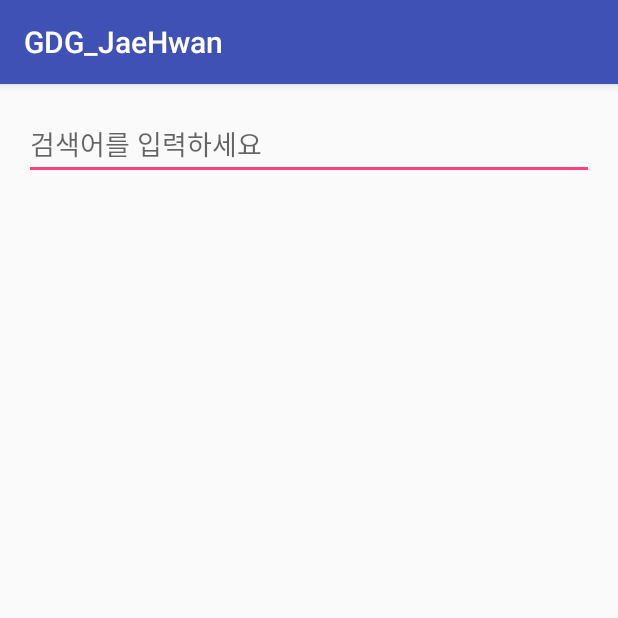
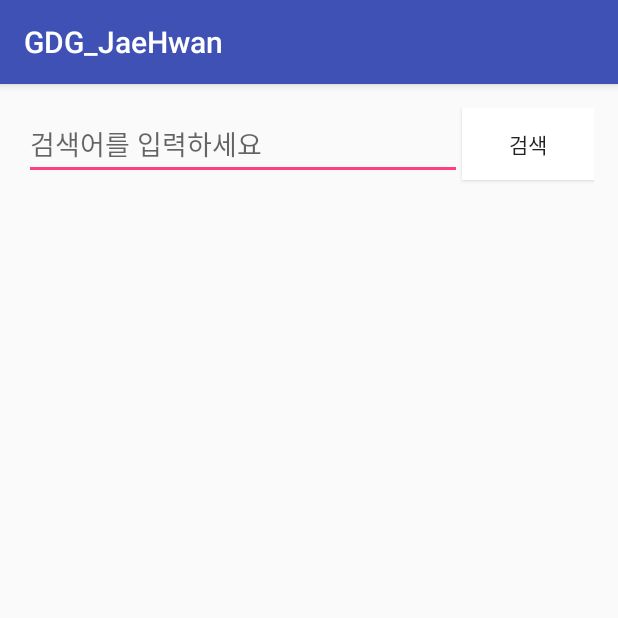
Before and after one commit to GDGincheonAndroidStudy/GDG_JaeHwan, an Android app: the screen it shows after launch (MainActivity), on a phone screen of 412 x 824 dp, the top half of it. Run offline under Robolectric (Android 15) with nearby library versions, the phone set to English and light mode, and no system bars.

```diff
--- a/app/src/main/java/gdg/incheon/gdg_jaehwan/ui/MainActivity.java
+++ b/app/src/main/java/gdg/incheon/gdg_jaehwan/ui/MainActivity.java
@@ -6,11 +6,11 @@ import android.support.v7.app.AppCompatActivity;
 import android.support.v7.widget.LinearLayoutManager;
 import android.support.v7.widget.RecyclerView;
 import android.support.v7.widget.Toolbar;
-import android.text.Editable;
 import android.text.TextUtils;
-import android.text.TextWatcher;
 import android.util.Log;
+import android.view.View;
 import android.widget.AbsListView;
+import android.widget.Button;
 import android.widget.EditText;
 
 import gdg.incheon.gdg_jaehwan.R;
@@ -28,6 +28,7 @@ import retrofit.Retrofit;
 
 public class MainActivity extends AppCompatActivity {
 
+    Button btnSearch;
     EditText keywordView;
     RecyclerView recyclerView;
     SwipeRefreshLayout refreshLayout;
@@ -55,15 +56,6 @@ public class MainActivity extends AppCompatActivity {
         recyclerView =(RecyclerView)findViewById(R.id.recyclerView);
         recyclerView.setLayoutManager(new LinearLayoutManager(this));
         recyclerView.addItemDecoration(new ImageDecoration(20));
-
-
-//        recyclerView.setOnItemClickListener(new AdapterView.OnItemClickListener() {
-//            @Override
-//            public void onItemClick(AdapterView<?> parent, View view, int position, long id) {
-//                ImageItem mItem = (ImageItem) recyclerView.getItemAtPosition(position);
-//                startActivity(new Intent(Intent.ACTION_VIEW, Uri.parse(mItem.link)));
-//            }
-//        });
 
         mAdapter = new ImageAdapter(this);
         recyclerView.setAdapter(mAdapter);
@@ -93,20 +85,11 @@ public class MainActivity extends AppCompatActivity {
             }
         });
 
-        keywordView.addTextChangedListener(new TextWatcher() {
+        btnSearch = (Button)findViewById(R.id.btn_search);
+        btnSearch.setOnClickListener(new View.OnClickListener() {
             @Override
-            public void beforeTextChanged(CharSequence s, int start, int count, int after) {
-
-            }
-
-            @Override
-            public void onTextChanged(CharSequence s, int start, int before, int count) {
-                searchMovie(s.toString());
-            }
-
-            @Override
-            public void afterTextChanged(Editable s) {
-
+            public void onClick(View v) {
+                searchMovie(keywordView.getText().toString());
             }
         });
     }
--- a/app/src/main/res/layout/content_main.xml
+++ b/app/src/main/res/layout/content_main.xml
@@ -15,10 +15,9 @@
         android:id="@+id/edit_keyword"
         android:layout_width="match_parent"
         android:layout_height="wrap_content"
-        android:layout_alignParentEnd="true"
-        android:layout_alignParentRight="true"
         android:layout_alignParentTop="true"
-        android:hint="검색어를 입력하세요" />
+        android:hint="검색어를 입력하세요"
+        android:layout_toStartOf="@+id/btn_search" />
 
     <android.support.v4.widget.SwipeRefreshLayout
         android:id="@+id/refresh"
@@ -37,4 +36,14 @@
             android:layout_alignTop="@+id/view" />
     </android.support.v4.widget.SwipeRefreshLayout>
 
+    <Button
+        android:layout_width="wrap_content"
+        android:layout_height="wrap_content"
+        android:text="검색"
+        android:background="@android:color/white"
+        android:id="@+id/btn_search"
+        android:layout_alignParentEnd="true"
+        android:layout_alignParentTop="true"
+        android:layout_alignBottom="@+id/edit_keyword" />
+
 </RelativeLayout>
```
Also changed, not shown: app/build.gradle (+7 -2 lines), 2 other files.
